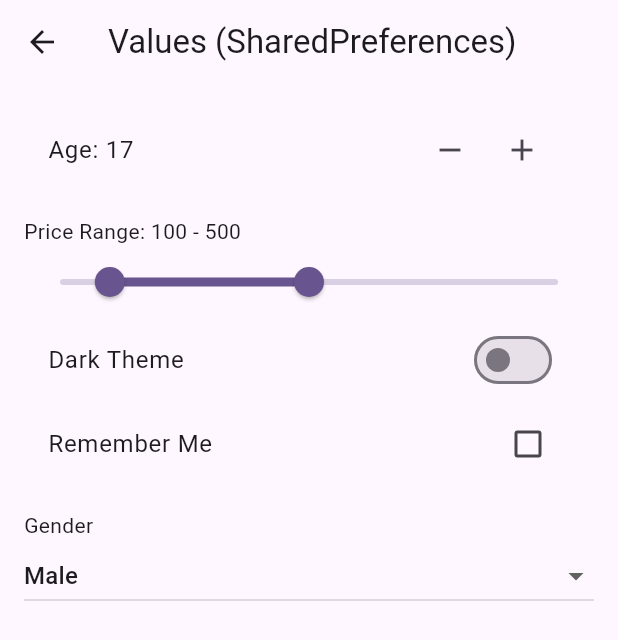
After one commit to ammardev99/npapps, a Flutter app: the ValuesPagePrefs screen opened directly, after a tap on the "remove" icon, on a phone screen of 412 x 824 dp. The commit adds this screen. Shown: the top 640 px of the screen. Run offline on Flutter 3.47's test engine with Material 3 defaults, Android fonts, the phone set to English and light mode, and no system bars; our stand-ins replace cloud_firestore, file_picker, firebase_auth, firebase_core, firebase_storage, flutter_svg and 1 more; missing offline and left inert: syncfusion_flutter_pdfviewer; accounts and stored records are empty; generated files the repository leaves out were written again.

Commit message:
add shared prefrences

```diff
--- /dev/null
+++ b/lib/presentation/sharedprefrences/preferences/prefs_controller.dart
@@ -0,0 +1,70 @@
+import 'package:flutter/foundation.dart';
+import 'package:shared_preferences/shared_preferences.dart';
+import 'prefs_keys.dart';
+
+class PrefsController {
+  PrefsController._();
+  static final PrefsController instance = PrefsController._();
+
+  SharedPreferences? _prefs;
+  bool _isInitialized = false;
+
+  /// Initialize ONLY ONCE
+  Future<void> init() async {
+    if (_isInitialized) return;
+
+    try {
+      debugPrint('SharedPrefs: Initializing (Controller)...');
+      _prefs = await SharedPreferences.getInstance();
+      _isInitialized = true;
+      debugPrint('SharedPrefs: Ready');
+    } catch (e, s) {
+      debugPrint('❌ SharedPrefs INIT FAILED');
+      debugPrint(e.toString());
+      debugPrintStack(stackTrace: s);
+    }
+  }
+
+  bool get isReady => _prefs != null;
+
+  /// READS
+  bool getTheme() => _prefs?.getBool(PrefKeys.theme) ?? false;
+  bool getRemember() => _prefs?.getBool(PrefKeys.remember) ?? false;
+  String getGender() => _prefs?.getString(PrefKeys.gender) ?? 'Male';
+  int getAge() => _prefs?.getInt(PrefKeys.age) ?? 18;
+  double getPriceStart() => _prefs?.getDouble(PrefKeys.priceStart) ?? 100;
+  double getPriceEnd() => _prefs?.getDouble(PrefKeys.priceEnd) ?? 500;
+
+  /// WRITES
+  Future<void> save({
+    required int age,
+    required double priceStart,
+    required double priceEnd,
+    required bool theme,
+    required bool remember,
+    required String gender,
+  }) async {
+    if (_prefs == null) {
+      debugPrint('⚠ Save skipped: SharedPrefs not ready');
+      return;
+    }
+
+    try {
+      await _prefs!.setInt(PrefKeys.age, age);
+      await _prefs!.setDouble(PrefKeys.priceStart, priceStart);
+      await _prefs!.setDouble(PrefKeys.priceEnd, priceEnd);
+      await _prefs!.setBool(PrefKeys.theme, theme);
+      await _prefs!.setBool(PrefKeys.remember, remember);
+      await _prefs!.setString(PrefKeys.gender, gender);
+
+      debugPrint(
+        'SharedPrefs SAVED -> age:$age, range:$priceStart-$priceEnd, '
+        'theme:$theme, remember:$remember, gender:$gender',
+      );
+    } catch (e, s) {
+      debugPrint('❌ SharedPrefs SAVE FAILED');
+      debugPrint(e.toString());
+      debugPrintStack(stackTrace: s);
+    }
+  }
+}
--- /dev/null
+++ b/lib/presentation/sharedprefrences/preferences/prefs_keys.dart
@@ -0,0 +1,8 @@
+class PrefKeys {
+  static const age = 'age';
+  static const priceStart = 'priceStart';
+  static const priceEnd = 'priceEnd';
+  static const theme = 'theme';
+  static const remember = 'remember';
+  static const gender = 'gender';
+}
--- /dev/null
+++ b/lib/presentation/sharedprefrences/values.dart
@@ -0,0 +1,83 @@
+import 'package:flutter/material.dart';
+
+class ValuesPageState extends StatefulWidget {
+  const ValuesPageState({super.key});
+
+  @override
+  State<ValuesPageState> createState() => _ValuesPageStateState();
+}
+
+class _ValuesPageStateState extends State<ValuesPageState> {
+  int age = 18;
+  RangeValues priceRange = const RangeValues(100, 500);
+  bool isDarkTheme = false;
+  bool rememberMe = false;
+  String gender = 'Male';
+
+  @override
+  Widget build(BuildContext context) {
+    return Scaffold(
+      appBar: AppBar(title: const Text('Values (State Only)')),
+      body: ListView(
+        padding: const EdgeInsets.all(16),
+        children: [
+
+          /// AGE
+          ListTile(
+            title: Text('Age: $age'),
+            trailing: Row(
+              mainAxisSize: MainAxisSize.min,
+              children: [
+                IconButton(
+                  icon: const Icon(Icons.remove),
+                  onPressed: () => setState(() => age--),
+                ),
+                IconButton(
+                  icon: const Icon(Icons.add),
+                  onPressed: () => setState(() => age++),
+                ),
+              ],
+            ),
+          ),
+
+          /// PRICE RANGE
+          const SizedBox(height: 16),
+          Text('Price Range: ${priceRange.start.round()} - ${priceRange.end.round()}'),
+          RangeSlider(
+            min: 0,
+            max: 1000,
+            values: priceRange,
+            onChanged: (v) {
+              setState(() => priceRange = v);
+            },
+          ),
+
+          /// THEME SWITCH
+          SwitchListTile(
+            title: const Text('Dark Theme'),
+            value: isDarkTheme,
+            onChanged: (v) => setState(() => isDarkTheme = v),
+          ),
+
+          /// REMEMBER ME
+          CheckboxListTile(
+            title: const Text('Remember Me'),
+            value: rememberMe,
+            onChanged: (v) => setState(() => rememberMe = v!),
+          ),
+
+          /// GENDER
+          const SizedBox(height: 16),
+          const Text('Gender'),
+          DropdownButton<String>(
+            value: gender,
+            items: ['Male', 'Female', 'Other']
+                .map((e) => DropdownMenuItem(value: e, child: Text(e)))
+                .toList(),
+            onChanged: (v) => setState(() => gender = v!),
+          ),
+        ],
+      ),
+    );
+  }
+}
--- /dev/null
+++ b/lib/presentation/sharedprefrences/values_page_prefs.dart
@@ -0,0 +1,151 @@
+import 'dart:async';
+import 'package:flutter/material.dart';
+import 'package:npapp/presentation/sharedprefrences/preferences/prefs_controller.dart';
+
+class ValuesPagePrefs extends StatefulWidget {
+  const ValuesPagePrefs({super.key});
+
+  @override
+  State<ValuesPagePrefs> createState() => _ValuesPagePrefsState();
+}
+
+class _ValuesPagePrefsState extends State<ValuesPagePrefs> {
+  final prefs = PrefsController.instance;
+
+  int age = 18;
+  RangeValues priceRange = const RangeValues(100, 500);
+  bool isDarkTheme = false;
+  bool rememberMe = false;
+  String gender = 'Male';
+
+  Timer? _debounceSlider;
+
+  @override
+  void initState() {
+    super.initState();
+    _loadFromPrefs();
+  }
+
+  void _loadFromPrefs() {
+    if (!prefs.isReady) return;
+
+    setState(() {
+      age = prefs.getAge();
+      priceRange = RangeValues(
+        prefs.getPriceStart(),
+        prefs.getPriceEnd(),
+      );
+      isDarkTheme = prefs.getTheme();
+      rememberMe = prefs.getRemember();
+      gender = prefs.getGender();
+    });
+  }
+
+  void _save() {
+    prefs.save(
+      age: age,
+      priceStart: priceRange.start,
+      priceEnd: priceRange.end,
+      theme: isDarkTheme,
+      remember: rememberMe,
+      gender: gender,
+    );
+  }
+
+  /// Debounce for slider to prevent too many writes
+  void _onPriceChanged(RangeValues values) {
+    setState(() => priceRange = values);
+
+    _debounceSlider?.cancel();
+    _debounceSlider = Timer(const Duration(milliseconds: 200), () {
+      _save();
+    });
+  }
+
+  @override
+  void dispose() {
+    _debounceSlider?.cancel();
+    super.dispose();
+  }
+
+  @override
+  Widget build(BuildContext context) {
+    return Scaffold(
+      appBar: AppBar(title: const Text('Values (SharedPreferences)')),
+      body: ListView(
+        padding: const EdgeInsets.all(16),
+        children: [
+
+          /// AGE
+          ListTile(
+            title: Text('Age: $age'),
+            trailing: Row(
+              mainAxisSize: MainAxisSize.min,
+              children: [
+                IconButton(
+                  icon: const Icon(Icons.remove),
+                  onPressed: () {
+                    setState(() => age--);
+                    _save();
+                  },
+                ),
+                IconButton(
+                  icon: const Icon(Icons.add),
+                  onPressed: () {
+                    setState(() => age++);
+                    _save();
+                  },
+                ),
+              ],
+            ),
+          ),
+
+          /// PRICE RANGE
+          const SizedBox(height: 16),
+          Text('Price Range: ${priceRange.start.round()} - ${priceRange.end.round()}'),
+          RangeSlider(
+            min: 0,
+            max: 1000,
+            values: priceRange,
+            onChanged: _onPriceChanged,
+          ),
+
+          /// THEME
+          SwitchListTile(
+            title: const Text('Dark Theme'),
+            value: isDarkTheme,
+            onChanged: (v) {
+              setState(() => isDarkTheme = v);
+              _save();
+            },
+          ),
+
+          /// REMEMBER ME
+          CheckboxListTile(
+            title: const Text('Remember Me'),
+            value: rememberMe,
+            onChanged: (v) {
+              setState(() => rememberMe = v!);
+              _save();
+            },
+          ),
+
+          /// GENDER
+          const SizedBox(height: 16),
+          const Text('Gender'),
+          DropdownButton<String>(
+            value: gender,
+            isExpanded: true,
+            items: ['Male', 'Female', 'Other']
+                .map((e) => DropdownMenuItem(value: e, child: Text(e)))
+                .toList(),
+            onChanged: (v) {
+              setState(() => gender = v!);
+              _save();
+            },
+          ),
+        ],
+      ),
+    );
+  }
+}
--- a/pubspec.yaml
+++ b/pubspec.yaml
@@ -24,6 +24,7 @@ dependencies:
 
   flutter_localizations:
     sdk: flutter
+  shared_preferences: ^2.5.3
 
 dev_dependencies:
   flutter_test:
```
Also changed, not shown: lib/main.dart (+4 -3 lines), lib/presentation/siraat/menu.dart (+24 -0 lines), pubspec.lock, 1 other file.
